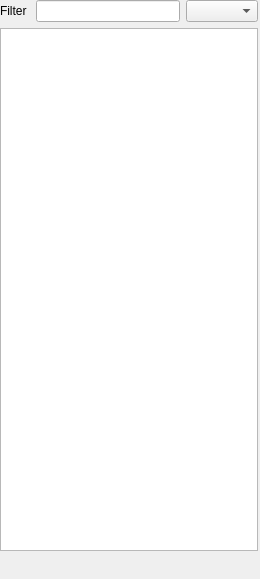
Before: the Qt Designer form sloth/resources/gui/uis/dock_dataview_filter.ui in maurov/xraysloth, drawn with Qt 5.
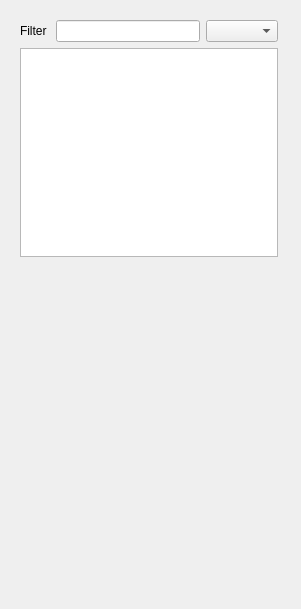
After: the same form once the commit is applied.

What changed in the file:
```diff
--- a/sloth/resources/gui/uis/dock_dataview_filter.ui
+++ b/sloth/resources/gui/uis/dock_dataview_filter.ui
@@ -6,8 +6,8 @@
    <rect>
     <x>0</x>
     <y>0</y>
-    <width>260</width>
-    <height>579</height>
+    <width>301</width>
+    <height>609</height>
    </rect>
   </property>
   <property name="windowTitle">
@@ -23,10 +23,10 @@
    <widget class="QWidget" name="layoutWidget">
     <property name="geometry">
      <rect>
-      <x>0</x>
-      <y>0</y>
+      <x>20</x>
+      <y>20</y>
       <width>258</width>
-      <height>551</height>
+      <height>237</height>
      </rect>
     </property>
     <layout class="QVBoxLayout" name="verticalLayout">
```
Left out of the diff: 4 changed lines with no effect on the pictures.
